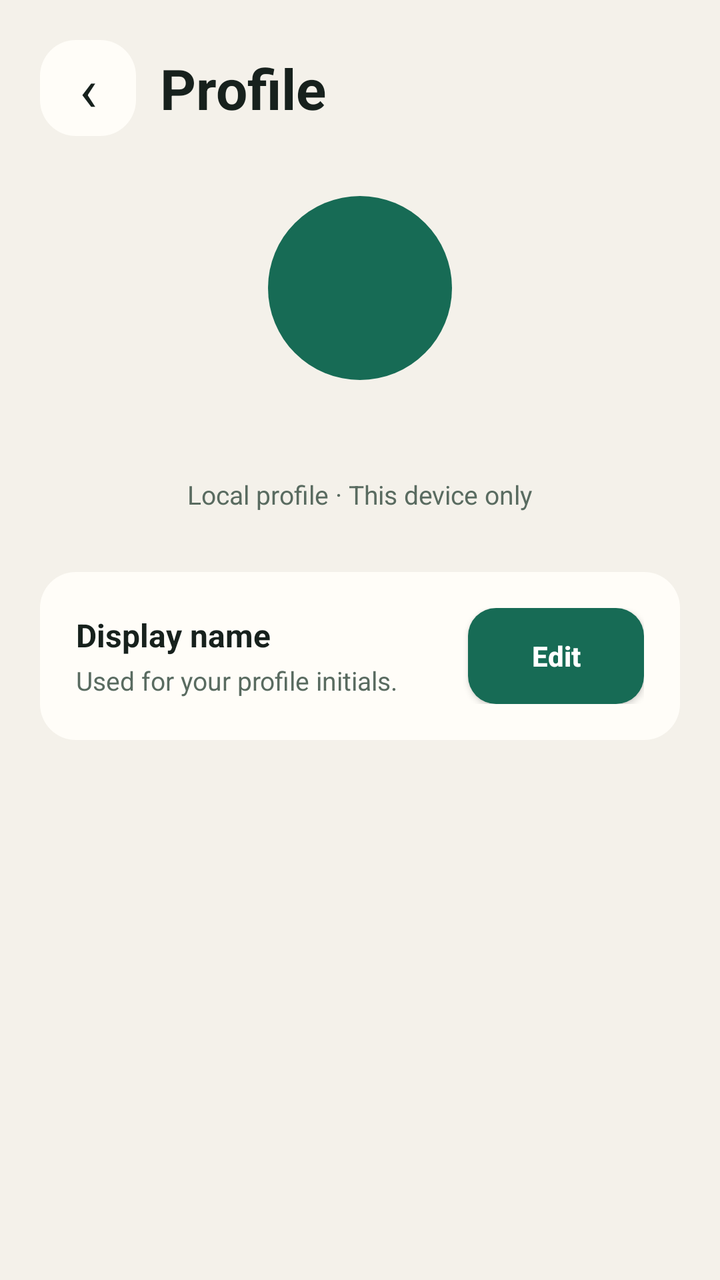
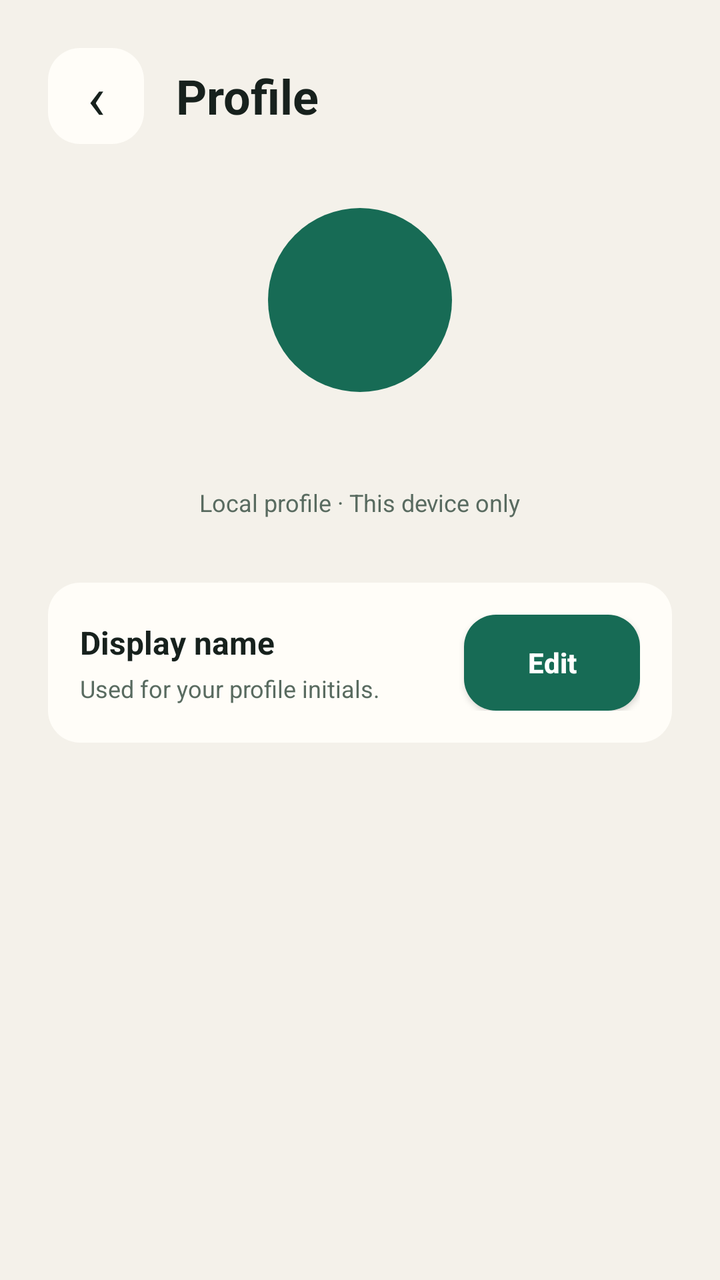

Compare the two renders of this Android layout. The source of the first and the diff that turns it into the second are given below.
<!-- AndroidManifest.xml: application theme Theme.App -->
<!-- res/layout/activity_profile.xml -->
<?xml version="1.0" encoding="utf-8"?>
<LinearLayout xmlns:android="http://schemas.android.com/apk/res/android" android:layout_width="match_parent" android:layout_height="match_parent" android:background="@color/lumen_background" android:fitsSystemWindows="true" android:orientation="vertical">
    <LinearLayout android:layout_width="match_parent" android:layout_height="wrap_content" android:orientation="horizontal" android:gravity="center_vertical" android:paddingStart="@dimen/screen_h_padding" android:paddingEnd="@dimen/screen_h_padding" android:paddingTop="20dp" android:paddingBottom="8dp">
        <TextView android:id="@+id/profile_back" android:layout_width="48dp" android:layout_height="48dp" android:background="@drawable/action_tile_background" android:contentDescription="@string/back" android:gravity="center" android:text="‹" android:textSize="30sp" android:textColor="@color/lumen_ink" />
        <TextView android:layout_width="wrap_content" android:layout_height="wrap_content" android:layout_marginStart="12dp" android:text="@string/profile_title" android:textColor="@color/lumen_ink" android:textSize="28sp" android:textStyle="bold" />
    </LinearLayout>
    <ScrollView android:layout_width="match_parent" android:layout_height="0dp" android:layout_weight="1">
    <LinearLayout android:layout_width="match_parent" android:layout_height="wrap_content" android:gravity="center_horizontal" android:orientation="vertical" android:paddingStart="@dimen/screen_h_padding" android:paddingEnd="@dimen/screen_h_padding">
        <TextView android:id="@+id/profile_avatar" android:layout_width="92dp" android:layout_height="92dp" android:layout_marginTop="22dp" android:background="@drawable/avatar_background" android:gravity="center" android:textColor="@color/on_primary" android:textSize="32sp" android:textStyle="bold" />
        <TextView android:id="@+id/profile_name" android:layout_width="wrap_content" android:layout_height="wrap_content" android:layout_marginTop="14dp" android:textColor="@color/lumen_ink" android:textSize="22sp" android:textStyle="bold" />
        <TextView android:layout_width="wrap_content" android:layout_height="wrap_content" android:layout_marginTop="5dp" android:text="@string/profile_local_only" android:textColor="@color/lumen_muted" android:textSize="13sp" />
        <LinearLayout android:layout_width="match_parent" android:layout_height="wrap_content" android:layout_marginTop="30dp" android:background="@drawable/action_tile_background" android:elevation="0dp" android:gravity="center_vertical" android:orientation="horizontal" android:padding="18dp">
            <LinearLayout android:layout_width="0dp" android:layout_height="wrap_content" android:layout_weight="1" android:orientation="vertical">
                <TextView android:layout_width="wrap_content" android:layout_height="wrap_content" android:text="@string/profile_display_name" android:textColor="@color/lumen_ink" android:textSize="16sp" android:textStyle="bold" />
                <TextView android:layout_width="wrap_content" android:layout_height="wrap_content" android:layout_marginTop="3dp" android:text="@string/profile_name_help" android:textColor="@color/lumen_muted" android:textSize="13sp" />
            </LinearLayout>
            <Button android:id="@+id/profile_edit" android:layout_width="wrap_content" android:layout_height="@dimen/touch_target" android:background="@drawable/primary_button_ripple" android:text="@string/edit" android:textAllCaps="false" android:textColor="@color/on_primary" android:textStyle="bold" />
        </LinearLayout>
    </LinearLayout>
    </ScrollView>
</LinearLayout>
<!-- resources referenced by this layout -->
<resources>
  <color name="lumen_background">#F4F1EA</color>
  <color name="lumen_ink">#17211D</color>
  <color name="lumen_muted">#596B60</color>
  <color name="on_primary">#FFFFFF</color>
  <dimen name="screen_h_padding">20dp</dimen>
  <dimen name="touch_target">48dp</dimen>
  <!-- drawable action_tile_background (drawable) -->
  <?xml version="1.0" encoding="utf-8"?>
  <shape xmlns:android="http://schemas.android.com/apk/res/android">
      <solid android:color="@color/lumen_surface" />
      <corners android:radius="@dimen/card_radius" />
  </shape>
  <!-- drawable avatar_background (drawable) -->
  <?xml version="1.0" encoding="utf-8"?>
  <shape xmlns:android="http://schemas.android.com/apk/res/android"
      android:shape="oval">
      <solid android:color="@color/lumen_accent" />
  </shape>
  <!-- drawable primary_button_ripple (drawable) -->
  <?xml version="1.0" encoding="utf-8"?>
  <ripple xmlns:android="http://schemas.android.com/apk/res/android" android:color="@android:color/white">
      <item android:id="@android:id/mask"><shape><solid android:color="@android:color/white" /><corners android:radius="@dimen/control_radius" /></shape></item>
      <item><shape><solid android:color="@color/lumen_accent" /><corners android:radius="@dimen/control_radius" /></shape></item>
  </ripple>
  <string name="back">Back</string>
  <string name="edit">Edit</string>
  <string name="profile_display_name">Display name</string>
  <string name="profile_local_only">Local profile · This device only</string>
  <string name="profile_name_help">Used for your profile initials.</string>
  <string name="profile_title">Profile</string>
  <style name="Theme.App" parent="android:Theme.Material.Light.NoActionBar">
          <item name="android:colorPrimary">@color/lumen_accent</item>
          <item name="android:colorAccent">@color/lumen_accent</item>
          <item name="android:windowLightStatusBar">true</item>
          <item name="android:statusBarColor">@color/lumen_background</item>
          <item name="android:navigationBarColor">@color/lumen_surface</item>
          <item name="android:windowLightNavigationBar">true</item>
          <item name="android:windowAnimationStyle">@style/AppWindowAnimation</item>
      </style>
  <color name="lumen_surface">#FFFDF8</color>
  <dimen name="card_radius">18dp</dimen>
  <color name="lumen_accent">#176B55</color>
  <dimen name="control_radius">14dp</dimen>
  <style name="AppWindowAnimation">
          <item name="android:activityOpenEnterAnimation">@anim/activity_enter</item>
          <item name="android:activityOpenExitAnimation">@anim/activity_exit</item>
          <item name="android:activityCloseEnterAnimation">@anim/activity_enter</item>
          <item name="android:activityCloseExitAnimation">@anim/activity_exit</item>
          <item name="android:taskOpenEnterAnimation">@anim/activity_enter</item>
          <item name="android:taskOpenExitAnimation">@anim/activity_exit</item>
          <item name="android:taskCloseEnterAnimation">@anim/activity_enter</item>
          <item name="android:taskCloseExitAnimation">@anim/activity_exit</item>
          <item name="android:windowEnterAnimation">@anim/activity_enter</item>
          <item name="android:windowExitAnimation">@anim/activity_exit</item>
      </style>
</resources>

<!-- the commit's change to res/layout/activity_profile.xml (unified diff, before → after) -->
@@ -1,18 +1,18 @@
 <?xml version="1.0" encoding="utf-8"?>
 <LinearLayout xmlns:android="http://schemas.android.com/apk/res/android" android:layout_width="match_parent" android:layout_height="match_parent" android:background="@color/lumen_background" android:fitsSystemWindows="true" android:orientation="vertical">
-    <LinearLayout android:layout_width="match_parent" android:layout_height="wrap_content" android:orientation="horizontal" android:gravity="center_vertical" android:paddingStart="@dimen/screen_h_padding" android:paddingEnd="@dimen/screen_h_padding" android:paddingTop="20dp" android:paddingBottom="8dp">
-        <TextView android:id="@+id/profile_back" android:layout_width="48dp" android:layout_height="48dp" android:background="@drawable/action_tile_background" android:contentDescription="@string/back" android:gravity="center" android:text="‹" android:textSize="30sp" android:textColor="@color/lumen_ink" />
-        <TextView android:layout_width="wrap_content" android:layout_height="wrap_content" android:layout_marginStart="12dp" android:text="@string/profile_title" android:textColor="@color/lumen_ink" android:textSize="28sp" android:textStyle="bold" />
+    <LinearLayout android:layout_width="match_parent" android:layout_height="wrap_content" android:orientation="horizontal" android:gravity="center_vertical" android:paddingStart="@dimen/screen_h_padding" android:paddingEnd="@dimen/screen_h_padding" android:paddingTop="@dimen/space_24" android:paddingBottom="@dimen/space_8">
+        <TextView android:id="@+id/profile_back" android:layout_width="48dp" android:layout_height="48dp" android:background="@drawable/action_tile_background" android:contentDescription="@string/back" android:gravity="center" android:text="‹" android:textSize="@dimen/text_30" android:textColor="@color/lumen_ink" />
+        <TextView android:layout_width="wrap_content" android:layout_height="wrap_content" android:layout_marginStart="@dimen/space_16" android:text="@string/profile_title" android:textColor="@color/lumen_ink" android:textSize="@dimen/text_24" android:textStyle="bold" />
     </LinearLayout>
     <ScrollView android:layout_width="match_parent" android:layout_height="0dp" android:layout_weight="1">
     <LinearLayout android:layout_width="match_parent" android:layout_height="wrap_content" android:gravity="center_horizontal" android:orientation="vertical" android:paddingStart="@dimen/screen_h_padding" android:paddingEnd="@dimen/screen_h_padding">
-        <TextView android:id="@+id/profile_avatar" android:layout_width="92dp" android:layout_height="92dp" android:layout_marginTop="22dp" android:background="@drawable/avatar_background" android:gravity="center" android:textColor="@color/on_primary" android:textSize="32sp" android:textStyle="bold" />
-        <TextView android:id="@+id/profile_name" android:layout_width="wrap_content" android:layout_height="wrap_content" android:layout_marginTop="14dp" android:textColor="@color/lumen_ink" android:textSize="22sp" android:textStyle="bold" />
-        <TextView android:layout_width="wrap_content" android:layout_height="wrap_content" android:layout_marginTop="5dp" android:text="@string/profile_local_only" android:textColor="@color/lumen_muted" android:textSize="13sp" />
-        <LinearLayout android:layout_width="match_parent" android:layout_height="wrap_content" android:layout_marginTop="30dp" android:background="@drawable/action_tile_background" android:elevation="0dp" android:gravity="center_vertical" android:orientation="horizontal" android:padding="18dp">
+        <TextView android:id="@+id/profile_avatar" android:layout_width="92dp" android:layout_height="92dp" android:layout_marginTop="@dimen/space_24" android:background="@drawable/avatar_background" android:gravity="center" android:textColor="@color/on_primary" android:textSize="@dimen/text_30" android:textStyle="bold" />
+        <TextView android:id="@+id/profile_name" android:layout_width="wrap_content" android:layout_height="wrap_content" android:layout_marginTop="@dimen/space_16" android:textColor="@color/lumen_ink" android:textSize="@dimen/text_20" android:textStyle="bold" />
+        <TextView android:layout_width="wrap_content" android:layout_height="wrap_content" android:layout_marginTop="@dimen/space_4" android:text="@string/profile_local_only" android:textColor="@color/lumen_muted" android:textSize="@dimen/text_12" />
+        <LinearLayout android:layout_width="match_parent" android:layout_height="wrap_content" android:layout_marginTop="@dimen/space_32" android:background="@drawable/action_tile_background" android:elevation="0dp" android:gravity="center_vertical" android:orientation="horizontal" android:padding="@dimen/space_16">
             <LinearLayout android:layout_width="0dp" android:layout_height="wrap_content" android:layout_weight="1" android:orientation="vertical">
-                <TextView android:layout_width="wrap_content" android:layout_height="wrap_content" android:text="@string/profile_display_name" android:textColor="@color/lumen_ink" android:textSize="16sp" android:textStyle="bold" />
-                <TextView android:layout_width="wrap_content" android:layout_height="wrap_content" android:layout_marginTop="3dp" android:text="@string/profile_name_help" android:textColor="@color/lumen_muted" android:textSize="13sp" />
+                <TextView android:layout_width="wrap_content" android:layout_height="wrap_content" android:text="@string/profile_display_name" android:textColor="@color/lumen_ink" android:textSize="@dimen/text_16" android:textStyle="bold" />
+                <TextView android:layout_width="wrap_content" android:layout_height="wrap_content" android:layout_marginTop="@dimen/space_4" android:text="@string/profile_name_help" android:textColor="@color/lumen_muted" android:textSize="@dimen/text_12" />
             </LinearLayout>
             <Button android:id="@+id/profile_edit" android:layout_width="wrap_content" android:layout_height="@dimen/touch_target" android:background="@drawable/primary_button_ripple" android:text="@string/edit" android:textAllCaps="false" android:textColor="@color/on_primary" android:textStyle="bold" />
         </LinearLayout>
<!-- resource entries referenced after the edit -->
@@ -4,7 +4,17 @@
   <color name="lumen_ink">#17211D</color>
   <color name="lumen_muted">#596B60</color>
   <color name="on_primary">#FFFFFF</color>
-  <dimen name="screen_h_padding">20dp</dimen>
+  <dimen name="screen_h_padding">24dp</dimen>
+  <dimen name="space_16">16dp</dimen>
+  <dimen name="space_24">24dp</dimen>
+  <dimen name="space_32">32dp</dimen>
+  <dimen name="space_4">4dp</dimen>
+  <dimen name="space_8">8dp</dimen>
+  <dimen name="text_12">12sp</dimen>
+  <dimen name="text_16">16sp</dimen>
+  <dimen name="text_20">20sp</dimen>
+  <dimen name="text_24">24sp</dimen>
+  <dimen name="text_30">30sp</dimen>
   <dimen name="touch_target">48dp</dimen>
   <!-- drawable action_tile_background (drawable) -->
   <?xml version="1.0" encoding="utf-8"?>
@@ -40,9 +50,9 @@
           <item name="android:windowAnimationStyle">@style/AppWindowAnimation</item>
       </style>
   <color name="lumen_surface">#FFFDF8</color>
-  <dimen name="card_radius">18dp</dimen>
+  <dimen name="card_radius">16dp</dimen>
   <color name="lumen_accent">#176B55</color>
-  <dimen name="control_radius">14dp</dimen>
+  <dimen name="control_radius">@dimen/card_radius</dimen>
   <style name="AppWindowAnimation">
           <item name="android:activityOpenEnterAnimation">@anim/activity_enter</item>
           <item name="android:activityOpenExitAnimation">@anim/activity_exit</item>
